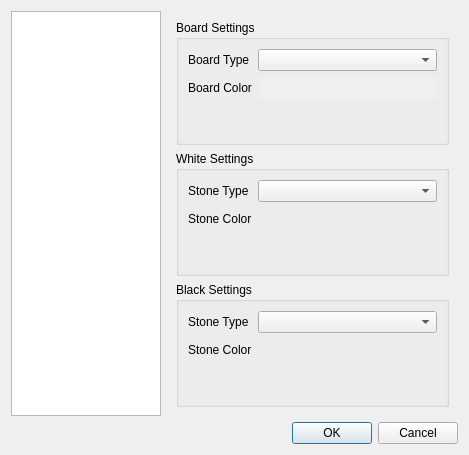
Before: the Qt Designer form setupdialog.ui in nullx002/mugo, drawn with Qt 5.
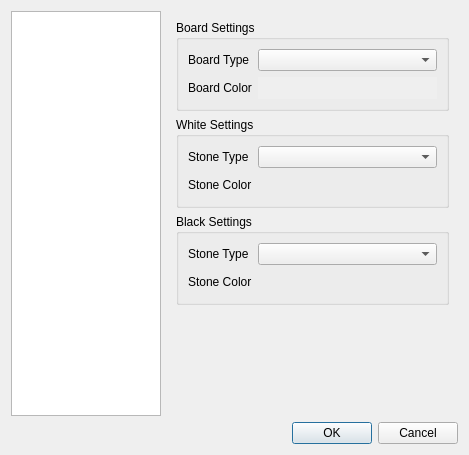
After: the same form once the commit is applied.

Diff of the .ui file:
```diff
--- a/setupdialog.ui
+++ b/setupdialog.ui
@@ -165,6 +165,19 @@
            </layout>
           </widget>
          </item>
+         <item>
+          <spacer name="verticalSpacer">
+           <property name="orientation">
+            <enum>Qt::Vertical</enum>
+           </property>
+           <property name="sizeHint" stdset="0">
+            <size>
+             <width>20</width>
+             <height>40</height>
+            </size>
+           </property>
+          </spacer>
+         </item>
         </layout>
        </widget>
        <widget class="QWidget" name="page_2"/>
```
